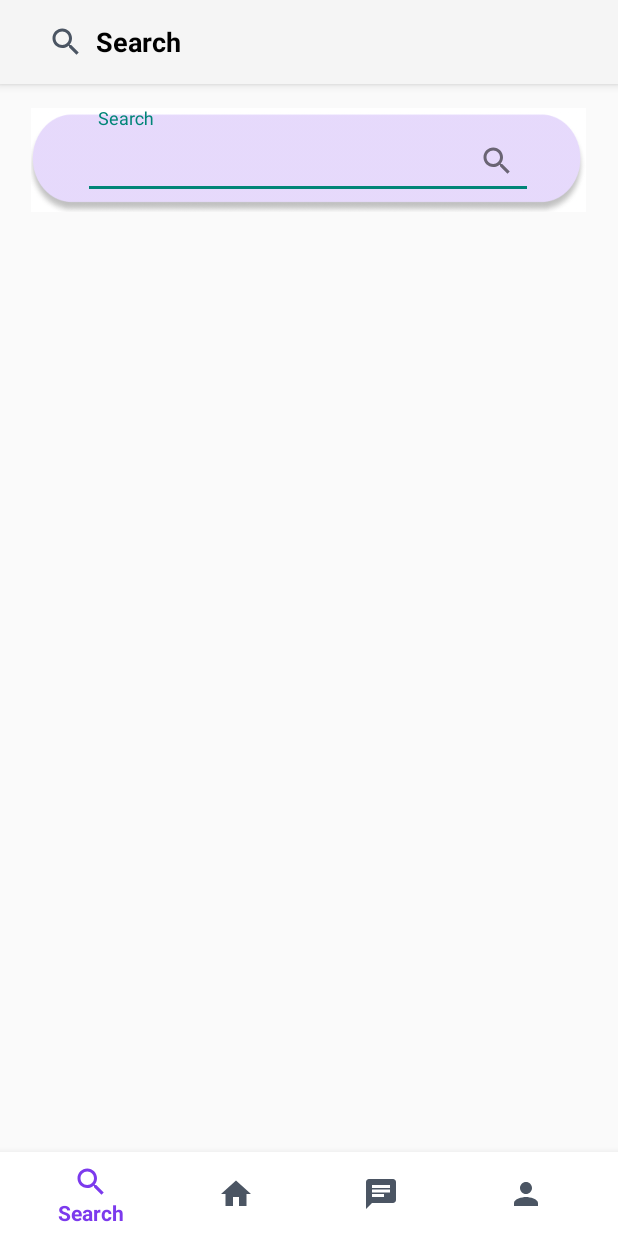
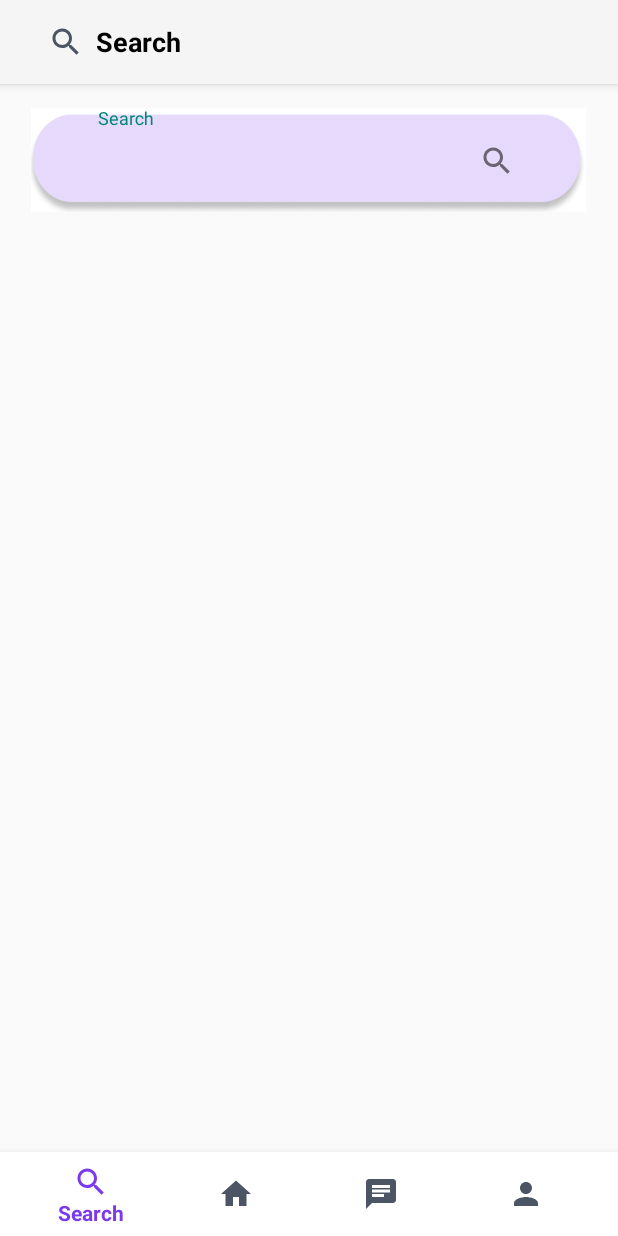
Before and after one commit to maidads/Neighborly, an Android app built with Jetpack Compose: the SearchFragment screen opened directly, with no data from a screen before it, on a phone screen of 412 x 824 dp. Run offline under Robolectric (Android 15) with nearby library versions, the phone set to English and light mode, and no system bars.

Commit message:
no line in edittext

```diff
--- a/app/src/main/res/layout/fragment_search.xml
+++ b/app/src/main/res/layout/fragment_search.xml
@@ -27,6 +27,7 @@
             android:layout_height="50dp"
             android:layout_gravity="center"
             android:inputType="text"
+            android:background="@null"
             android:paddingStart="10dp"
             android:paddingEnd="16dp"
             android:textSize="16sp" />
```
